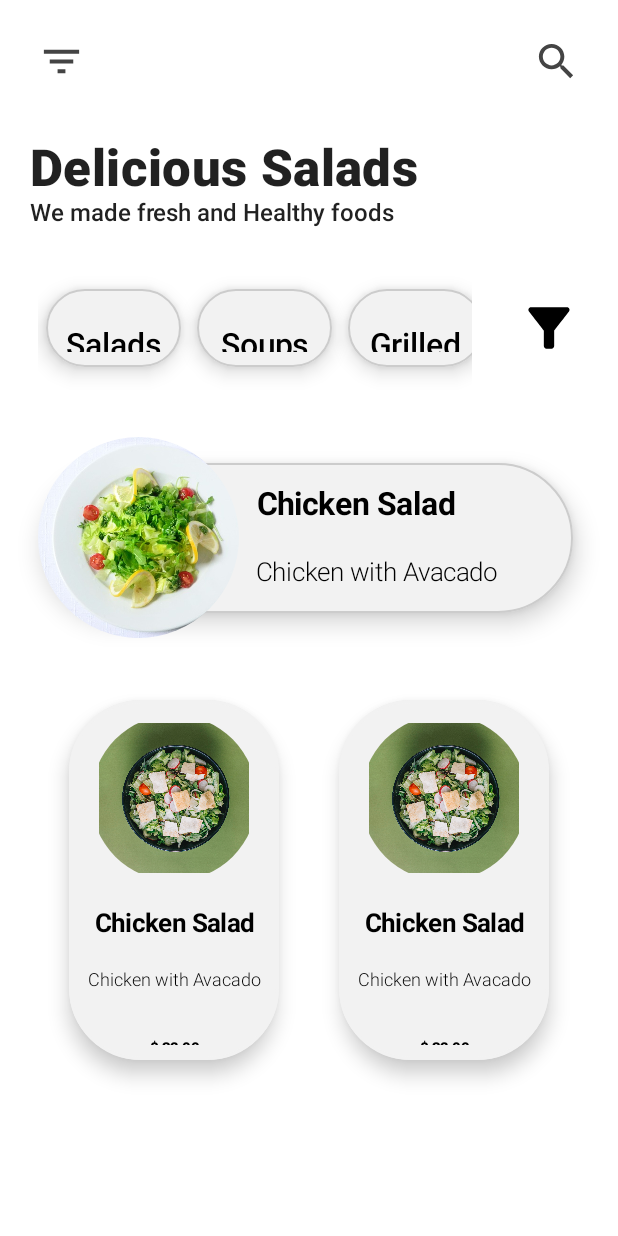
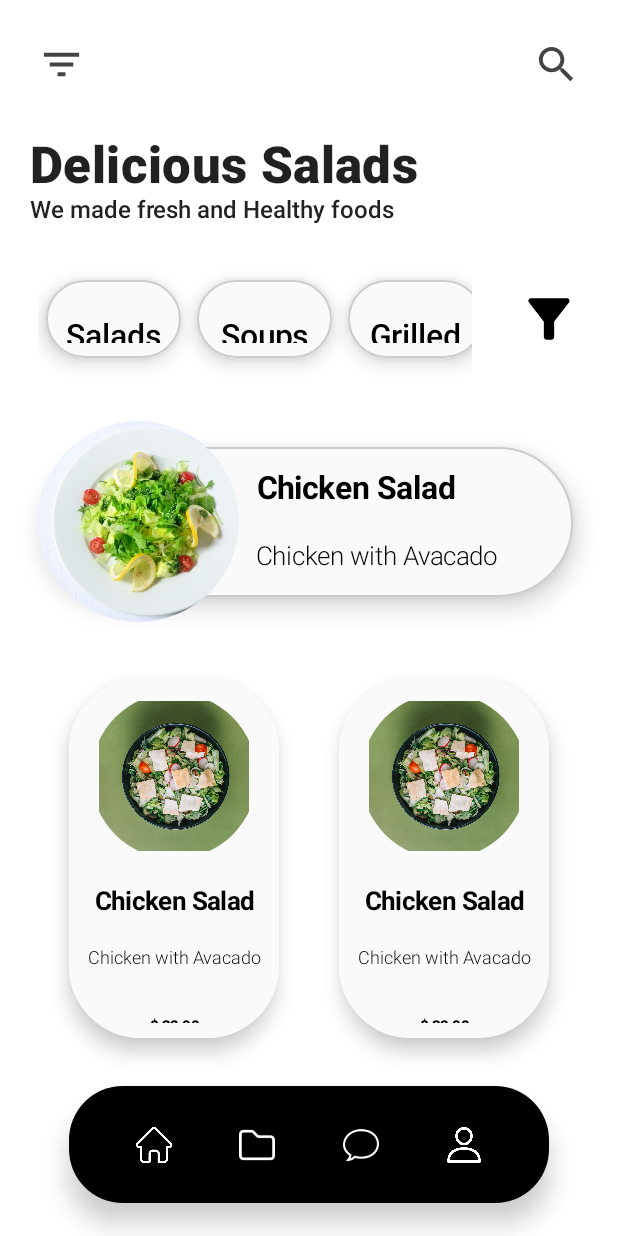
Before and after one commit to lachu97/FoodReceipeApp, an Android app built with Jetpack Compose: the screen it shows after launch (MainActivity), on a phone screen of 412 x 824 dp. Run offline under Robolectric (Android 15) with nearby library versions, the phone set to English and light mode, and no system bars.

Commit message:
Third Commit

```diff
--- a/app/build.gradle
+++ b/app/build.gradle
@@ -38,7 +38,7 @@ android {
     }
     composeOptions {
         kotlinCompilerExtensionVersion compose_version
-        kotlinCompilerVersion '1.5.21'
+        kotlinCompilerVersion '1.5.31'
     }
     packagingOptions {
         resources {
@@ -57,6 +57,7 @@ dependencies {
     implementation "androidx.compose.ui:ui-tooling-preview:$compose_version"
     implementation 'androidx.lifecycle:lifecycle-runtime-ktx:2.4.0'
     implementation 'androidx.activity:activity-compose:1.4.0'
+    implementation 'androidx.constraintlayout:constraintlayout:2.1.3'
     testImplementation 'junit:junit:4.+'
     androidTestImplementation 'androidx.test.ext:junit:1.1.3'
     androidTestImplementation 'androidx.test.espresso:espresso-core:3.4.0'
--- a/app/src/main/AndroidManifest.xml
+++ b/app/src/main/AndroidManifest.xml
@@ -9,6 +9,10 @@
         android:roundIcon="@mipmap/ic_launcher_round"
         android:supportsRtl="true"
         android:theme="@style/Theme.FoodReceipeApp">
+        <activity
+            android:name=".detailActivity"
+            android:exported="false"
+            android:theme="@style/Theme.FoodReceipeApp.NoActionBar"/>
         <activity
             android:name=".MainActivity"
             android:exported="true"
--- a/app/src/main/java/com/example/foodreceipeapp/MainActivity.kt
+++ b/app/src/main/java/com/example/foodreceipeapp/MainActivity.kt
@@ -1,26 +1,24 @@
 package com.example.foodreceipeapp
 
+import android.content.Intent
 import android.os.Bundle
 import androidx.activity.ComponentActivity
 import androidx.activity.compose.setContent
-import androidx.compose.foundation.layout.Column
-import androidx.compose.foundation.layout.Spacer
-import androidx.compose.foundation.layout.fillMaxSize
-import androidx.compose.foundation.layout.padding
-import androidx.compose.material.MaterialTheme
-import androidx.compose.material.Scaffold
-import androidx.compose.material.Surface
-import androidx.compose.material.Text
+import androidx.compose.foundation.layout.*
+import androidx.compose.material.*
 import androidx.compose.runtime.Composable
+import androidx.compose.ui.Alignment
 import androidx.compose.ui.Modifier
 import androidx.compose.ui.tooling.preview.Preview
 import androidx.compose.ui.unit.dp
 import com.example.foodreceipeapp.ui.theme.FoodReceipeAppTheme
+import com.example.foodreceipeapp.ui.theme.bottombar
 
 class MainActivity : ComponentActivity() {
+    @ExperimentalMaterialApi
     override fun onCreate(savedInstanceState: Bundle?) {
         super.onCreate(savedInstanceState)
-        val stringlist= listOf<String>("Salads","Soups","Grilled")
+        val stringlist = listOf<String>("Salads", "Soups", "Grilled")
         setContent {
             FoodReceipeAppTheme {
                 // A surface container using the 'background' color from the theme
@@ -28,17 +26,26 @@ class MainActivity : ComponentActivity() {
                     Column(
                         modifier = Modifier
                             .fillMaxSize()
-                            .padding(10.dp)
+                            .padding(10.dp),
+
+                        verticalArrangement = Arrangement.SpaceEvenly,
+                        horizontalAlignment = Alignment.CenterHorizontally
                     ) {
                         toppart()
-                        Spacer(modifier = Modifier.padding(5.dp))
+                        Spacer(modifier = Modifier.padding(1.dp))
                         description()
-                        Spacer(modifier = Modifier.padding(5.dp))
+                        Spacer(modifier = Modifier.padding(1.dp))
                         Chipgrp(list = stringlist)
-                        Spacer(modifier = Modifier.padding(5.dp))
+                        Spacer(modifier = Modifier.padding(1.dp))
                         CCArds()
-                        Spacer(modifier = Modifier.padding(5.dp))
+                        Spacer(modifier = Modifier.padding(1.dp))
                         maintoload()
+                        Spacer(modifier = Modifier.padding(1.dp))
+                        bottombar(onclick = {
+                            startActivity(
+                                Intent(this@MainActivity, detailActivity::class.java)
+                            )
+                        })
                     }
                 }
             }
--- /dev/null
+++ b/app/src/main/java/com/example/foodreceipeapp/ui/theme/bottombar.kt
@@ -0,0 +1,71 @@
+package com.example.foodreceipeapp.ui.theme
+
+import android.widget.Toast
+import androidx.compose.foundation.clickable
+import androidx.compose.foundation.layout.*
+import androidx.compose.foundation.shape.RoundedCornerShape
+import androidx.compose.material.Card
+import androidx.compose.material.ExperimentalMaterialApi
+import androidx.compose.material.Icon
+import androidx.compose.material.Surface
+import androidx.compose.runtime.Composable
+import androidx.compose.ui.Alignment
+import androidx.compose.ui.Modifier
+import androidx.compose.ui.graphics.Color
+import androidx.compose.ui.res.painterResource
+import androidx.compose.ui.unit.dp
+import com.example.foodreceipeapp.R
+
+@ExperimentalMaterialApi
+@Composable
+fun bottombar(onclick:() -> Unit) {
+    Card(
+        modifier = Modifier
+            .padding(10.dp)
+            .width(320.dp)
+            .height(78.dp),
+        elevation = 10.dp,
+        shape = RoundedCornerShape(36.dp),
+        backgroundColor = Color.Black,
+        onClick = onclick
+        ) {
+        Row(
+            modifier = Modifier.fillMaxSize(),
+            horizontalArrangement = Arrangement.SpaceEvenly,
+            verticalAlignment = Alignment.CenterVertically,
+        ) {
+            Icon(
+                painter = painterResource(id = R.drawable.home),
+                contentDescription ="dlf",
+                tint = Color.White,
+                modifier = Modifier.size(24.dp).clickable {
+
+                }
+            )
+            Icon(
+                painter = painterResource(id = R.drawable.folder1),
+                contentDescription ="dlf",
+                tint = Color.White,
+                modifier = Modifier.size(24.dp)
+
+            )
+            Icon(
+                painter = painterResource(id = R.drawable.speech),
+                contentDescription ="dlf",
+                tint = Color.White,
+                modifier = Modifier.size(24.dp)
+
+            )
+            Icon(
+                painter = painterResource(id = R.drawable.user),
+                contentDescription ="dlf",
+                tint = Color.White,
+                modifier = Modifier.size(24.dp)
+
+            )
+
+
+        }
+
+    }
+}
--- a/app/src/main/res/values/colors.xml
+++ b/app/src/main/res/values/colors.xml
@@ -7,5 +7,5 @@
     <color name="teal_700">#FF018786</color>
     <color name="black">#FF000000</color>
     <color name="white">#FFFFFFFF</color>
-    <color name="mygray">#F2F2F2</color>
+    <color name="mygray">#FAFAFA</color>
 </resources>
--- a/build.gradle
+++ b/build.gradle
@@ -1,7 +1,7 @@
 // Top-level build file where you can add configuration options common to all sub-projects/modules.
 buildscript {
     ext {
-        compose_version = '1.0.1'
+        compose_version = '1.0.5'
     }
     repositories {
         google()
@@ -9,7 +9,7 @@ buildscript {
     }
     dependencies {
         classpath "com.android.tools.build:gradle:7.0.3"
-        classpath "org.jetbrains.kotlin:kotlin-gradle-plugin:1.5.21"
+        classpath 'org.jetbrains.kotlin:kotlin-gradle-plugin:1.5.31'
 
         // NOTE: Do not place your application dependencies here; they belong
         // in the individual module build.gradle files
```
Also changed, not shown: app/src/main/java/com/example/foodreceipeapp/detailActivity.kt (added, +40 -0 lines), app/src/main/java/com/example/foodreceipeapp/ui/theme/detailfile.kt (added, +195 -0 lines), app/src/main/res/drawable/ic_arrow_back_ios_24.xml (added, +11 -0 lines), app/src/main/res/drawable/ic_baseline_lock_clock_24.xml (added, +10 -0 lines), app/src/main/res/drawable/ic_down_24.xml (added, +13 -0 lines), app/src/main/res/drawable/ic_home_24.xml (added, +10 -0 lines), app/src/main/res/layout/activity_detail.xml (added, +9 -0 lines), app/src/main/res/drawable-v24/detailscreen.jpg (added), app/src/main/res/drawable-v24/folder.png (added), app/src/main/res/drawable-v24/folder1.png (added), app/src/main/res/drawable-v24/home.png (added), app/src/main/res/drawable-v24/speech.png (added), app/src/main/res/drawable-v24/user.png (added).
